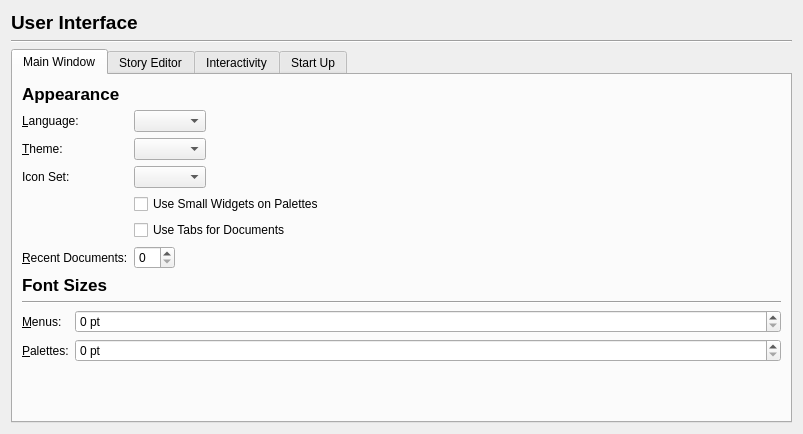
The window that scribus/ui/prefs_userinterfacebase.ui (scribusproject/scribus) describes before a commit, drawn with Qt 5.
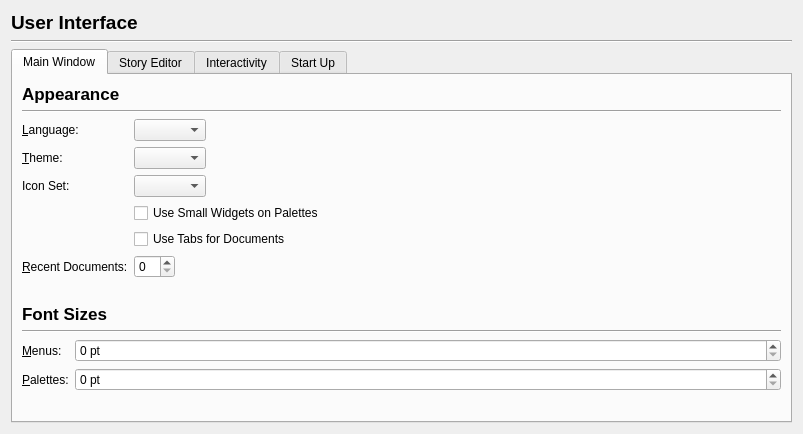
The same window after the commit.

Commit message: #13288: Apply patch for main window prefs appearance <FirasH>

Diff of the .ui file:
```diff
--- a/scribus/ui/prefs_userinterfacebase.ui
+++ b/scribus/ui/prefs_userinterfacebase.ui
@@ -59,6 +59,13 @@
          </property>
         </widget>
        </item>
+       <item>
+        <widget class="Line" name="line_3">
+         <property name="orientation">
+          <enum>Qt::Horizontal</enum>
+         </property>
+        </widget>
+       </item>
        <item>
         <layout class="QFormLayout" name="formLayout">
          <property name="fieldGrowthPolicy">
@@ -129,6 +136,22 @@
          </item>
         </layout>
        </item>
+       <item>
+        <spacer name="verticalSpacer_4">
+         <property name="orientation">
+          <enum>Qt::Vertical</enum>
+         </property>
+         <property name="sizeType">
+          <enum>QSizePolicy::Fixed</enum>
+         </property>
+         <property name="sizeHint" stdset="0">
+          <size>
+           <width>20</width>
+           <height>20</height>
+          </size>
+         </property>
+        </spacer>
+       </item>
        <item>
         <widget class="QLabel" name="label_2">
          <property name="font">
```
